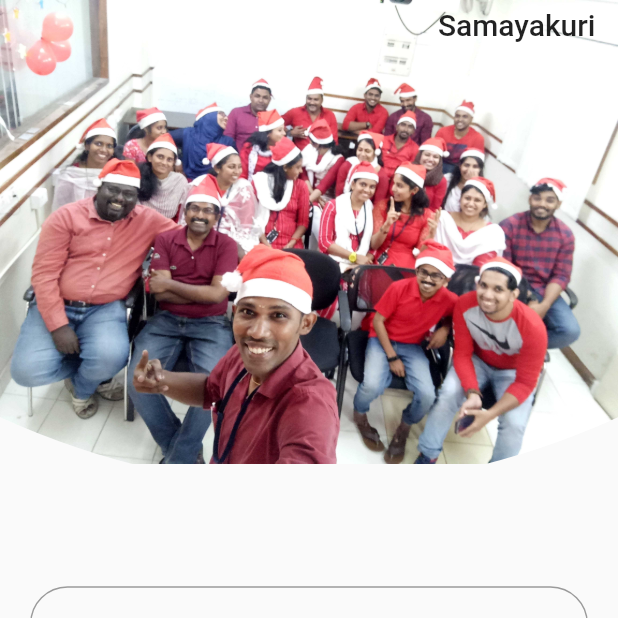
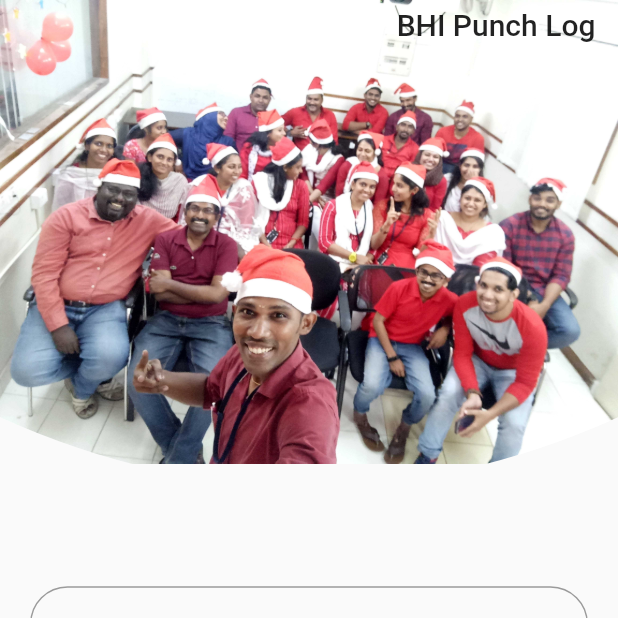
Before and after one commit to anoop-ananthan/bhi_punchlog, a Flutter app: the screen it shows after launch, on a phone screen of 412 x 824 dp, the top half of it. Run offline on Flutter 3.47's test engine with Material 2 defaults, Android fonts, the phone set to English and light mode, and no system bars; our stand-ins replace flutter_mobx, mobx, toast; accounts and stored records are empty; generated files the repository leaves out were written again; network calls fail.

Commit message:
Change title

```diff
--- a/lib/screens/login/login.dart
+++ b/lib/screens/login/login.dart
@@ -62,7 +62,7 @@ class _LoginScreenState extends State<LoginScreen> {
                   alignment: Alignment.topRight,
                   child: Padding(
                     padding: const EdgeInsets.only(top: 5, right: 15),
-                    child: Text('Samayakuri',
+                    child: Text('BHI Punch Log',
                         style: Theme.of(context).textTheme.title),
                   ),
                 ),
```
